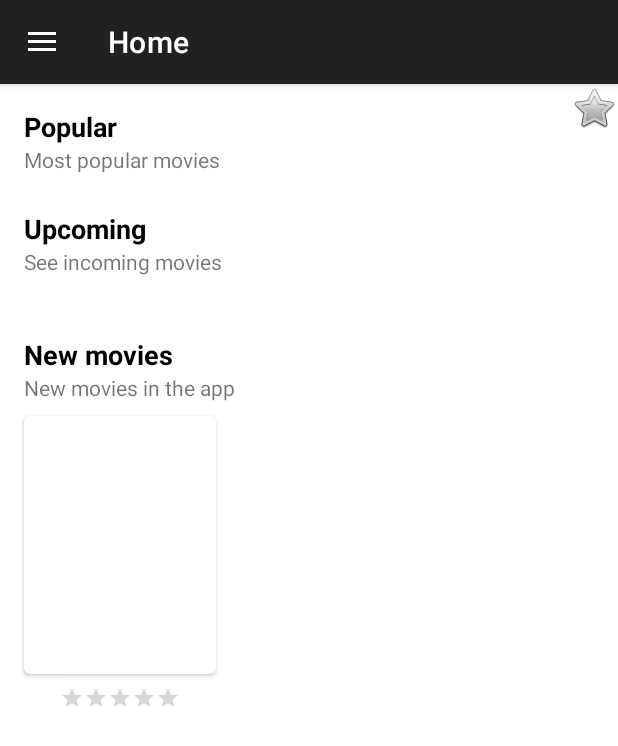
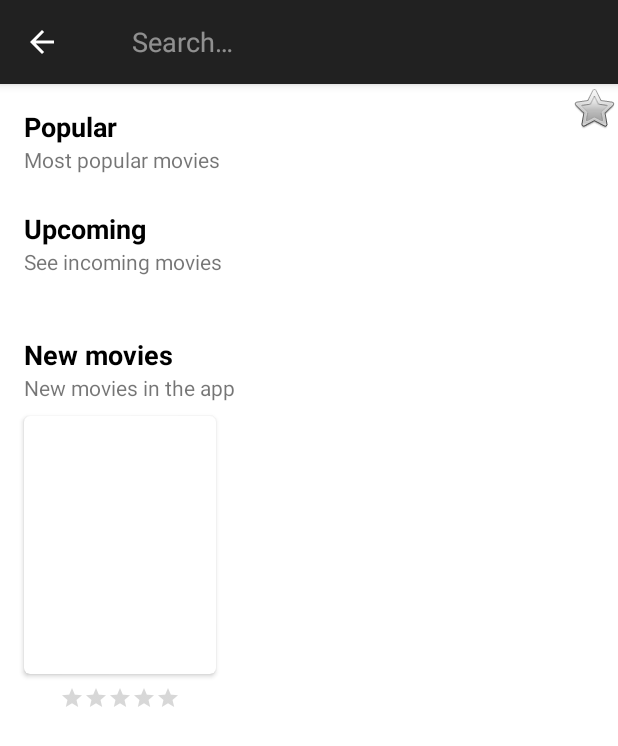
Before and after one commit to beldier/themoviedb, an Android app: the fragment MovieDetailFragment placed in its activity, after a tap on an icon or button, on a phone screen of 412 x 824 dp. Shown: the top 746 px of the screen. Run offline under Robolectric (Android 15) with nearby library versions, the phone set to English and light mode, and no system bars; our stand-ins replace Room's generated code, data binding, navigation-ui; pictures from the network do not load; 10 statements that could not run were skipped; 1 other tap on this screen came first.

Commit message:
feature #7: Add fragment to search movie by title

```diff
--- a/app/src/main/java/com/example/movieappfrontend/ui/home/HomeFragment.kt
+++ b/app/src/main/java/com/example/movieappfrontend/ui/home/HomeFragment.kt
@@ -1,13 +1,15 @@
 package com.example.movieappfrontend.ui.home
 
+import android.app.SearchManager
+import android.content.Context
 import android.os.Bundle
+import android.view.*
+import android.widget.ScrollView
+import android.widget.Toast
+import androidx.core.view.isGone
+import androidx.core.view.isVisible
+import androidx.databinding.DataBindingUtil
 import androidx.fragment.app.Fragment
-import android.view.LayoutInflater
-import android.view.View
-import android.view.ViewGroup
-import android.widget.Toast
-import androidx.databinding.DataBindingUtil
-import androidx.lifecycle.Transformations.map
 import androidx.navigation.findNavController
 import androidx.recyclerview.widget.LinearLayoutManager
 import androidx.recyclerview.widget.RecyclerView
@@ -15,6 +17,7 @@ import com.example.movieappfrontend.R
 import com.example.movieappfrontend.data.model.Movie
 import com.example.movieappfrontend.data.repository.MoviesRepository
 import com.example.movieappfrontend.databinding.FragmentHomeBinding
+
 
 // TODO: Rename parameter arguments, choose names that match
 // the fragment initialization parameters, e.g. ARG_ITEM_NUMBER
@@ -39,15 +42,19 @@ class HomeFragment : Fragment() {
     private lateinit var newMoviesAdapter: MoviesAdapter
     private lateinit var newMoviesLayoutMgr: LinearLayoutManager
 
+    private lateinit var scrollView: ScrollView
 
+    private lateinit var binding: FragmentHomeBinding
+    private lateinit var queryString: String
     override fun onCreateView(
         inflater: LayoutInflater, container: ViewGroup?,
         savedInstanceState: Bundle?
     ): View? {
-        val binding = DataBindingUtil.inflate<FragmentHomeBinding>(
+        binding = DataBindingUtil.inflate<FragmentHomeBinding>(
             inflater, R.layout.fragment_home, container, false
         )
 
+        scrollView = binding.scrollView
         popularMovies = binding.popularMovies
         popularMovies.layoutManager = LinearLayoutManager(
             context,
@@ -90,8 +97,88 @@ class HomeFragment : Fragment() {
             onSuccess = ::onNewMoviesFetched,
             onError = ::onError
         )
+        setHasOptionsMenu(true)
+        return binding.root
 
-        return binding.root
+    }
+    override fun onCreateOptionsMenu(menu: Menu, inflater: MenuInflater) {
+        inflater.inflate(R.menu.search_menu, menu);
+        super.onCreateOptionsMenu(menu, inflater)
+
+        val manager = activity?.getSystemService(Context.SEARCH_SERVICE) as SearchManager
+        val searchItem = menu.findItem(R.id.search)
+        val searchView = searchItem.actionView as androidx.appcompat.widget.SearchView
+
+        searchView.setSearchableInfo(manager.getSearchableInfo(requireActivity().componentName))
+        searchView.setOnCloseListener {
+            Toast.makeText(requireContext(),"backing",Toast.LENGTH_SHORT).show()
+            scrollView.isVisible =true
+            true
+        }
+
+        searchItem.setOnActionExpandListener(object : MenuItem.OnActionExpandListener {
+            override fun onMenuItemActionExpand(item: MenuItem?): Boolean {
+                Toast.makeText(requireContext(),"Look 1 ",Toast.LENGTH_SHORT).show()
+                return true // KEEP IT TO TRUE OR IT DOESN'T OPEN !!
+            }
+
+            override fun onMenuItemActionCollapse(item: MenuItem?): Boolean {
+                showViews()
+                return true // OR FALSE IF YOU DIDN'T WANT IT TO CLOSE!
+            }
+        })
+        searchView.setOnQueryTextListener(object :
+            androidx.appcompat.widget.SearchView.OnQueryTextListener {
+            override fun onQueryTextSubmit(query: String?): Boolean {
+                if (query != null) {
+                    queryString = query
+                }
+                searchView.clearFocus()
+                //searchView.setQuery("",false)
+                //searchItem.collapseActionView()
+                Toast.makeText(requireContext(),"Look $query",Toast.LENGTH_SHORT).show()
+                moveToSearchFragment()
+                //hideViews()
+                return true
+            }
+
+            override fun onQueryTextChange(newText: String?): Boolean {
+                return false
+            }
+
+        })
+
+    }
+    private fun moveToSearchFragment(){
+        this.view?.findNavController()?.navigate(
+            HomeFragmentDirections.actionHomeFragmentToMovieSearchFragment(queryString)
+        )
+    }
+
+
+    private fun hideViews()
+    {
+        binding.popularMovies.isGone = true
+        binding.upcomingMovies.isGone = true
+        binding.newMovies.isGone = true
+        binding.popularTitle.isGone = true
+        binding.popularDescription.isGone = true
+        binding.upcomingTitle.isGone = true
+        binding.upcomingDescription.isGone = true
+        binding.newMoviesTitle.isGone =true
+        binding.newMoviesDescription.isGone = true
+    }
+    private fun showViews()
+    {
+        binding.popularMovies.isGone = false
+        binding.upcomingMovies.isGone = false
+        binding.newMovies.isGone = false
+        binding.popularTitle.isGone = false
+        binding.popularDescription.isGone = false
+        binding.upcomingTitle.isGone = false
+        binding.upcomingDescription.isGone = false
+        binding.newMoviesTitle.isGone =false
+        binding.newMoviesDescription.isGone = false
     }
 
     private fun showMovieDetails(movie: Movie) {
--- /dev/null
+++ b/app/src/main/res/drawable/ic_baseline_search_24.xml
@@ -0,0 +1,5 @@
+<vector android:height="24dp" android:tint="#FFFFFF"
+    android:viewportHeight="24" android:viewportWidth="24"
+    android:width="24dp" xmlns:android="http://schemas.android.com/apk/res/android">
+    <path android:fillColor="@android:color/white" android:pathData="M15.5,14h-0.79l-0.28,-0.27C15.41,12.59 16,11.11 16,9.5 16,5.91 13.09,3 9.5,3S3,5.91 3,9.5 5.91,16 9.5,16c1.61,0 3.09,-0.59 4.23,-1.57l0.27,0.28v0.79l5,4.99L20.49,19l-4.99,-5zM9.5,14C7.01,14 5,11.99 5,9.5S7.01,5 9.5,5 14,7.01 14,9.5 11.99,14 9.5,14z"/>
+</vector>
--- a/app/src/main/res/layout/fragment_home.xml
+++ b/app/src/main/res/layout/fragment_home.xml
@@ -13,6 +13,7 @@
     </data>
 
     <ScrollView
+        android:id="@+id/scrollView"
         android:layout_width="match_parent"
         android:layout_height="match_parent">
 
@@ -22,6 +23,7 @@
             android:orientation="vertical">
 
             <TextView
+                android:id="@+id/popular_title"
                 android:layout_width="match_parent"
                 android:layout_height="wrap_content"
                 android:layout_marginStart="16dp"
@@ -33,6 +35,7 @@
                 android:textStyle="bold" />
 
             <TextView
+                android:id="@+id/popular_description"
                 android:layout_width="match_parent"
                 android:layout_height="wrap_content"
                 android:layout_marginStart="16dp"
@@ -49,6 +52,7 @@
                 android:paddingEnd="16dp" />
 
             <TextView
+                android:id="@+id/upcoming_title"
                 android:layout_width="match_parent"
                 android:layout_height="wrap_content"
                 android:layout_marginStart="16dp"
@@ -60,6 +64,7 @@
                 android:textStyle="bold" />
 
             <TextView
+                android:id="@+id/upcoming_description"
                 android:layout_width="match_parent"
                 android:layout_height="wrap_content"
                 android:layout_marginStart="16dp"
@@ -78,6 +83,7 @@
 
 
             <TextView
+                android:id="@+id/newMovies_title"
                 android:layout_width="match_parent"
                 android:layout_height="wrap_content"
                 android:layout_marginStart="16dp"
@@ -89,6 +95,7 @@
                 android:textStyle="bold" />
 
             <TextView
+                android:id="@+id/newMovies_description"
                 android:layout_width="match_parent"
                 android:layout_height="wrap_content"
                 android:layout_marginStart="16dp"
--- /dev/null
+++ b/app/src/main/res/menu/search_menu.xml
@@ -0,0 +1,11 @@
+<?xml version="1.0" encoding="utf-8"?>
+<menu xmlns:android="http://schemas.android.com/apk/res/android"
+    xmlns:app="http://schemas.android.com/apk/res-auto">
+
+    <item
+        android:id="@+id/search"
+        android:title="@string/search"
+        android:icon="@drawable/ic_baseline_search_24"
+        app:showAsAction="ifRoom|collapseActionView"
+        app:actionViewClass="androidx.appcompat.widget.SearchView"/>
+</menu>
--- a/app/src/main/res/navigation/navigation.xml
+++ b/app/src/main/res/navigation/navigation.xml
@@ -13,6 +13,9 @@
         <action
             android:id="@+id/action_homeFragment_to_movieDetailFragment"
             app:destination="@id/movieDetailFragment" />
+        <action
+            android:id="@+id/action_homeFragment_to_movieSearchFragment"
+            app:destination="@id/movieSearchFragment" />
     </fragment>
     <fragment
         android:id="@+id/movieDetailFragment"
@@ -33,4 +36,13 @@
         android:name="com.example.movieappfrontend.ui.whishlist.WhishlistFragment"
         android:label="@string/whishlist"
         tools:layout="@layout/fragment_whishlist" />
+    <fragment
+        android:id="@+id/movieSearchFragment"
+        android:name="com.example.movieappfrontend.ui.search.MovieSearchFragment"
+        android:label="@string/search"
+        tools:layout="@layout/fragment_movie_search">
+        <argument
+            android:name="queryString"
+            app:argType="string" />
+    </fragment>
 </navigation>
--- a/app/src/main/res/values/strings.xml
+++ b/app/src/main/res/values/strings.xml
@@ -14,4 +14,6 @@
     <string name="whishlist">Whishlist</string>
     <string name="see_upcoming_series">See upcoming series</string>
     <string name="most_popular_series">Most popular series</string>
+    <string name="search">Search</string>
+    <string name="results">Results</string>
 </resources>
```
Also changed, not shown: app/src/main/java/com/example/movieappfrontend/data/remote/ApiService.kt (+7 -0 lines), app/src/main/java/com/example/movieappfrontend/data/repository/MoviesRepository.kt (+31 -0 lines), app/src/main/java/com/example/movieappfrontend/ui/search/MovieSearchFragment.kt (added, +75 -0 lines), app/src/main/res/layout/fragment_movie_search.xml (added, +44 -0 lines).
